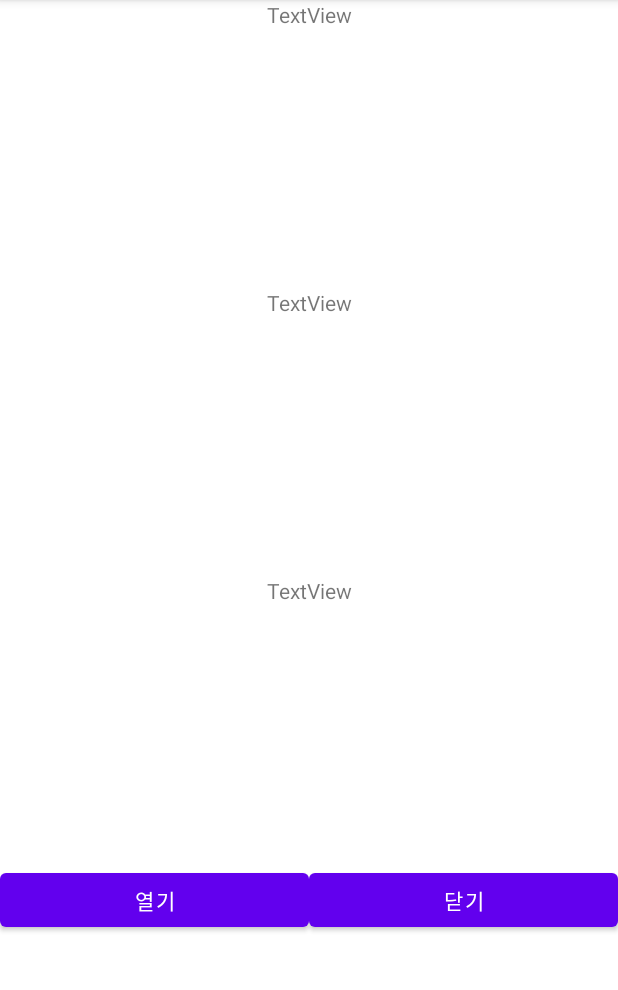
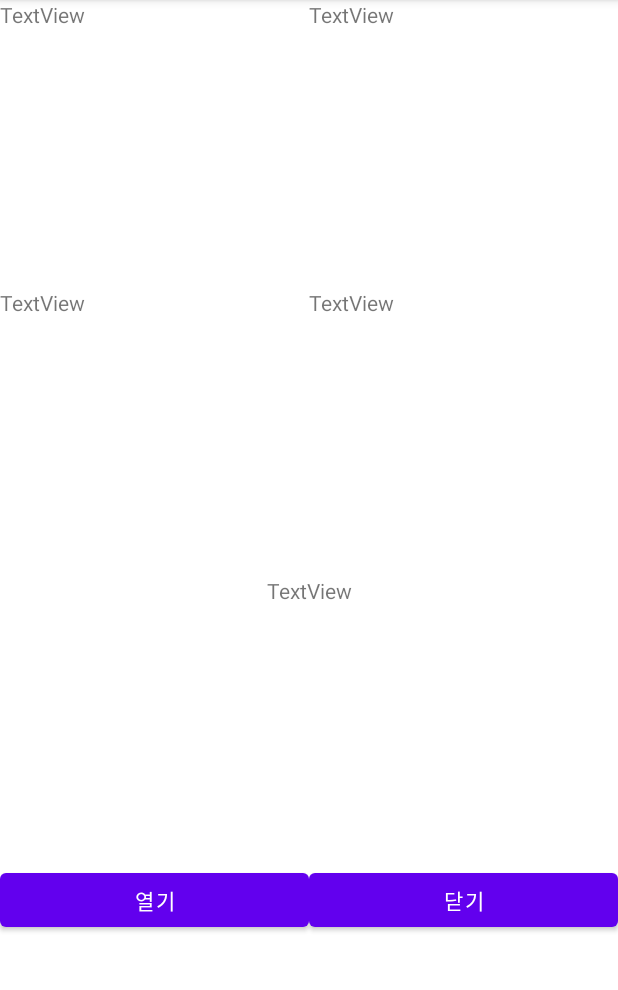
Before and after one commit to kenny8062/AutoWindow, an Android app: the screen it shows after launch (MainActivity), on a phone screen of 412 x 824 dp, the part 84-1074 px from its top. Run offline under Robolectric (Android 15) with nearby library versions, the phone set to English and light mode, and no system bars; libraries missing offline, so code that uses them is left out: com.amazonaws.auth, com.amazonaws.mobileconnectors, com.amazonaws.regions, com.amazonaws.services; 8 statements that could not run were skipped.

Commit message:
s3upload_complete

```diff
--- a/Iot_autoWindow/app/src/main/AndroidManifest.xml
+++ b/Iot_autoWindow/app/src/main/AndroidManifest.xml
@@ -4,6 +4,7 @@
     <uses-permission android:name="android.permission.INTERNET"/>
     <uses-permission android:name="android.permission.ACCESS_NETWORK_STATE"/>
     <uses-permission android:name="android.permission.WRITE_EXTERNAL_STORAGE" />
+
     <application
         android:allowBackup="true"
         android:icon="@mipmap/ic_launcher"
--- a/Iot_autoWindow/app/src/main/java/com/example/iot_autowindow/MainActivity.java
+++ b/Iot_autoWindow/app/src/main/java/com/example/iot_autowindow/MainActivity.java
@@ -10,7 +10,6 @@ import android.widget.Button;
 import android.widget.TextView;
 
 import com.amazonaws.auth.CognitoCachingCredentialsProvider;
-import com.amazonaws.mobile.client.AWSMobileClient;
 import com.amazonaws.mobileconnectors.s3.transferutility.TransferListener;
 import com.amazonaws.mobileconnectors.s3.transferutility.TransferNetworkLossHandler;
 import com.amazonaws.mobileconnectors.s3.transferutility.TransferObserver;
@@ -19,35 +18,33 @@ import com.amazonaws.mobileconnectors.s3.transferutility.TransferUtility;
 import com.amazonaws.regions.Region;
 import com.amazonaws.regions.Regions;
 import com.amazonaws.services.s3.AmazonS3Client;
-import com.amazonaws.services.s3.model.CannedAccessControlList;
 import com.google.firebase.iid.FirebaseInstanceId;
 
+import java.io.BufferedOutputStream;
 import java.io.BufferedReader;
 import java.io.BufferedWriter;
 import java.io.File;
 import java.io.FileInputStream;
 import java.io.FileNotFoundException;
+import java.io.FileOutputStream;
 import java.io.FileReader;
-import java.io.FileWriter;
 import java.io.IOException;
 import java.io.InputStreamReader;
+import java.io.OutputStreamWriter;
 import java.util.ArrayList;
 
 public class MainActivity extends AppCompatActivity {
-
-    TextView text_temp;
-    TextView text_humid;
-    TextView text_window;
-    Button button_open;
-    Button button_close;
+    static Context context;
+    TextView home_temp;
+    TextView home_humid;
+    TextView window;
+    TextView out_temp;
+    TextView out_humid;
     @Override
     protected void onCreate(Bundle savedInstanceState) {
         super.onCreate(savedInstanceState);
         setContentView(R.layout.activity_main);
-        String temp = "3";
-        String humid = "3";
-        String Window = "open";
-
+        context=this;
         FirebaseInstanceId.getInstance().getInstanceId().addOnCompleteListener(task -> {
             if (!task.isSuccessful()) {
                 Log.w("FirebaseSettingEx", "getInstanceId failed", task.getException());
@@ -68,7 +65,6 @@ public class MainActivity extends AppCompatActivity {
             public void onClick(View v) {
                 try {
                     uploadWithTransferUtility("열림");
-                    downloadWithTransferUtility();
                 } catch (IOException e) {
                     e.printStackTrace();
                 }
@@ -79,13 +75,11 @@ public class MainActivity extends AppCompatActivity {
             public void onClick(View v) {
                 try {
                     uploadWithTransferUtility("닫힘");
-                    downloadWithTransferUtility();
                 } catch (IOException e) {
                     e.printStackTrace();
                 }
             }
         });
-
     }
 
     private void downloadWithTransferUtility(){
@@ -103,11 +97,19 @@ public class MainActivity extends AppCompatActivity {
                         .build();
 
         File file = new File(getFilesDir(),"text.txt");
+        File file2 = new File(getFilesDir(),"text2.txt");
         String string="text.txt";
+        String string2="text2.txt";
         TransferObserver downloadObserver =
                 transferUtility.download(
                         string,
                         file);
+
+        TransferObserver downloadObserver2 =
+                transferUtility.download(
+                        string2,
+                        file2);
+
         downloadObserver.setTransferListener(new TransferListener() {
             @Override
             public void onStateChanged(int id, TransferState state) {
@@ -121,12 +123,51 @@ public class MainActivity extends AppCompatActivity {
                     for(int i=0;i<tv.size();i++){
                         System.out.println(tv.get(i));
                     }
-                    text_temp=findViewById(R.id.textView);
-                    text_humid=findViewById(R.id.textView2);
-                    text_window=findViewById(R.id.textView3);
-                    text_temp.setText(tv.get(0));
-                    text_humid.setText(tv.get(1));
-                    text_window.setText(tv.get(2));
+                    String[] str=tv.get(0).split(", ");
+                    str[0]=Double.toString(Math.round(Double.parseDouble(str[0])*10)/10.0);
+                    str[1]=Double.toString(Math.round(Double.parseDouble(str[1])*10)/10.0);
+                    home_temp =findViewById(R.id.home_temp);
+                    home_humid =findViewById(R.id.home_humid);
+                    window =findViewById(R.id.home_door);
+                    home_temp.setText("실내온도 : "+str[0]+ "도");
+                    home_humid.setText("실내습도 : "+str[1] + "%");
+                    if(str[2].equals("1")) window.setText("현재 문이 열려있습니다.");
+                    else window.setText("현재 문이 닫혀있습니다.");
+                }catch (FileNotFoundException e){
+                    e.printStackTrace();
+                }catch (IOException e) {
+                    e.printStackTrace();
+                }
+            }
+
+            @Override
+            public void onProgressChanged(int id, long bytesCurrent, long bytesTotal) {
+                Log.d("AWS", "DOWNLOAD - - ID: $id, percent done = $done");
+            }
+
+            @Override
+            public void onError(int id, Exception ex) {
+                Log.d("AWS", "DOWNLOAD ERROR - - ID: $id - - EX: ${ex.message.toString()}");
+            }
+        });
+
+        downloadObserver2.setTransferListener(new TransferListener() {
+            @Override
+            public void onStateChanged(int id, TransferState state) {
+                try {
+                    BufferedReader buf2 = new BufferedReader(new FileReader(file2));
+                    String line2;
+                    ArrayList<String> tv2 = new ArrayList<>();
+                    while ((line2=buf2.readLine())!=null){
+                        tv2.add(line2);
+                    }
+                    for(int i=0;i<tv2.size();i++){
+                        System.out.println(tv2.get(i));
+                    }
+                    out_temp =findViewById(R.id.out_temp);
+                    out_humid =findViewById(R.id.out_humid);
+                    out_temp.setText("외부온도 : 20도");
+                    out_humid.setText("외부습도 : 40%");
                 }catch (FileNotFoundException e){
                     e.printStackTrace();
                 }catch (IOException e) {
@@ -146,23 +187,37 @@ public class MainActivity extends AppCompatActivity {
         });
     }
     public void uploadWithTransferUtility(String str) throws IOException {
-        String filename="text.txt";
+        String filename="door.txt";
+        FileOutputStream fos = null ;
+        BufferedOutputStream bufos = null ;
         File file = new File(getFilesDir(),"text.txt");
         BufferedReader br = new BufferedReader(new InputStreamReader(new FileInputStream(file)));
         String line;
-        int position=2;
         String dummy="";
-        for(int i=0; i<position; i++) {
-            line = br.readLine(); //읽으며 이동
-            dummy += (line + "\r\n" );
+        ArrayList<String> tv = new ArrayList<>();
+
+        while ((line=br.readLine())!=null){
+            tv.add(line);
         }
-        line=br.readLine();
-        if(str=="열림") dummy+="닫힘" +"\r\n";
-        else dummy +="열림" +"\r\n";
-        FileWriter fw = new FileWriter(filename);
-        fw.write(dummy);
+
+        for(int i=0;i<tv.size();i++){
+            System.out.println(tv.get(i));
+        }
+
+        String[] str2=tv.get(0).split(", ");
+        System.out.println(str2[2]);
+        if(str.equals("열림") &&str2[2].equals("0")) dummy+="1";
+        else if(str.equals("닫힘")&&str2[2].equals("1")) dummy +="0";
+        else return;
         br.close();
-        fw.close() ;
+
+        FileOutputStream fileOutputStream=new FileOutputStream(getFilesDir() + "door.txt",false);
+        BufferedWriter bw = new BufferedWriter(new OutputStreamWriter(fileOutputStream));
+        bw.write(dummy);
+        bw.flush();
+        bw.close();
+        fileOutputStream.close();
+        File file2=new File(getFilesDir()+"door.txt");
         CognitoCachingCredentialsProvider credentialsProvider = new CognitoCachingCredentialsProvider(
                 getApplicationContext(),
                 "ap-northeast-2:f80fe4d0-e4d3-4e09-be94-f5d452722201", // 자격 증명 풀 ID
@@ -172,13 +227,13 @@ public class MainActivity extends AppCompatActivity {
         TransferUtility transferUtility =
                 TransferUtility.builder()
                         .context(getApplicationContext())
-                        .defaultBucket("sensor-esp32")
+                        .defaultBucket("android-to-esp32")
                         .s3Client(new AmazonS3Client(credentialsProvider, Region.getRegion(Regions.AP_NORTHEAST_2)))
                         .build();
         TransferObserver uploadObserver =
                 transferUtility.upload(
-                        "BUKET_PATH/${filename}",
-                        file, CannedAccessControlList.PublicRead);
+                        "android-to-esp32",
+                        "door.txt", file2);
         uploadObserver.setTransferListener(new TransferListener() {
             @Override
             public void onStateChanged(int id, TransferState state) {
@@ -197,6 +252,5 @@ public class MainActivity extends AppCompatActivity {
                 Log.d("MYTAG", "UPLOAD ERROR - - ID: $id - - EX: ${ex.message.toString()}");
             }
         });
-
     }
 }
--- a/Iot_autoWindow/app/src/main/res/layout/activity_main.xml
+++ b/Iot_autoWindow/app/src/main/res/layout/activity_main.xml
@@ -10,35 +10,69 @@
         android:layout_height="match_parent"
         android:orientation="vertical">
 
-        <TextView
-            android:id="@+id/textView"
-            android:layout_width="match_parent"
-            android:layout_height="0dp"
-            android:text="TextView"
-            android:gravity="center_horizontal"
-            android:layout_weight="2"/>
-
-        <TextView
-            android:id="@+id/textView2"
-            android:layout_width="match_parent"
-            android:layout_height="0dp"
-            android:text="TextView"
-            android:gravity="center_horizontal"
-            android:layout_weight="2"/>
-
-        <TextView
-            android:id="@+id/textView3"
-            android:layout_width="match_parent"
-            android:layout_height="0dp"
-            android:text="TextView"
-            android:gravity="center_horizontal"
-            android:layout_weight="2"/>
 
         <LinearLayout
             android:layout_width="match_parent"
             android:layout_height="0dp"
-            android:orientation="horizontal"
-            android:layout_weight="2">
+            android:layout_weight="2"
+            android:orientation="horizontal">
+
+            <TextView
+                android:id="@+id/home_temp"
+                android:layout_width="wrap_content"
+                android:layout_height="wrap_content"
+                android:layout_weight="2"
+                android:layout_gravity="center_horizontal"
+                android:text="TextView" />
+
+            <TextView
+                android:id="@+id/out_temp"
+                android:layout_width="wrap_content"
+                android:layout_height="wrap_content"
+                android:layout_weight="2"
+                android:layout_gravity="center_horizontal"
+                android:text="TextView" />
+
+
+        </LinearLayout>
+
+        <LinearLayout
+            android:layout_width="match_parent"
+            android:layout_height="0dp"
+            android:layout_weight="2"
+            android:orientation="horizontal">
+
+            <TextView
+                android:id="@+id/home_humid"
+                android:layout_width="wrap_content"
+                android:layout_height="wrap_content"
+                android:layout_weight="2"
+                android:layout_gravity="center_horizontal"
+                android:text="TextView" />
+            <TextView
+                android:id="@+id/out_humid"
+                android:layout_width="wrap_content"
+                android:layout_height="wrap_content"
+                android:layout_weight="2"
+                android:layout_gravity="center_horizontal"
+                android:text="TextView" />
+
+        </LinearLayout>
+
+        <TextView
+            android:id="@+id/home_door"
+            android:layout_width="match_parent"
+            android:layout_height="0dp"
+            android:layout_weight="2"
+            android:gravity="center_horizontal"
+            android:text="TextView"
+            tools:layout_editor_absoluteY="183dp" />
+
+        <LinearLayout
+            android:layout_width="match_parent"
+            android:layout_height="0dp"
+            android:layout_weight="2"
+            android:orientation="horizontal">
 
             <Button
                 android:id="@+id/button2"
@@ -56,4 +90,5 @@
         </LinearLayout>
     </LinearLayout>
 
+
 </androidx.constraintlayout.widget.ConstraintLayout>
```
